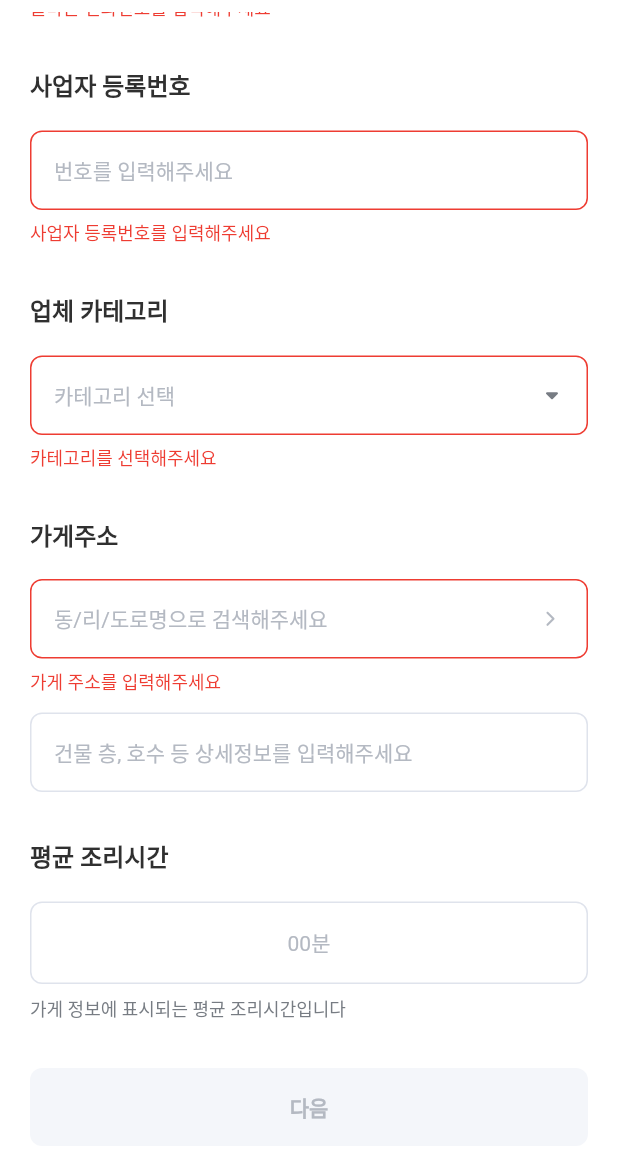
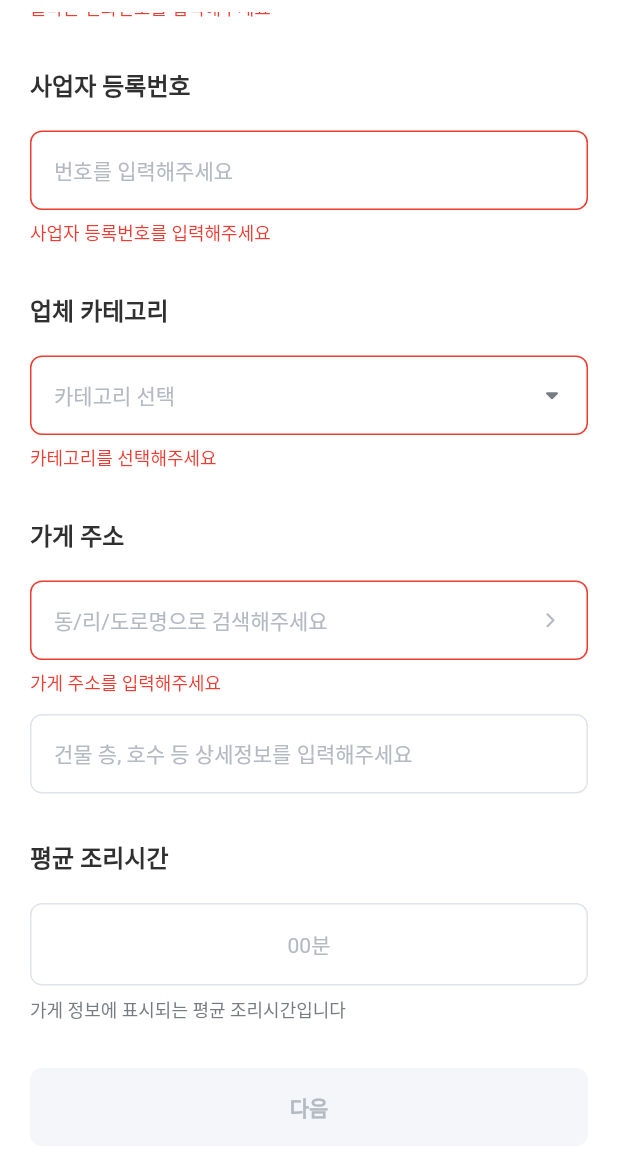
Before and after one commit to money-poly/kwangsaeng_seller, a Flutter app: the RegisterView screen opened directly, scrolled down 576 dp, after a tap on "다음", on a phone screen of 412 x 824 dp, the part 66-1236 px from its top. Run offline on Flutter 3.47's test engine with Material 2 defaults, Android fonts, the phone set to English and light mode, and no system bars; drawn by our look-alikes of flutter_styled_toast; our stand-ins replace equatable, extended_image, firebase_auth, firebase_core, flutter_dotenv, flutter_keyboard_visibility and 4 more; missing offline and left inert: remedi_kopo; accounts and stored records are empty; generated files the repository leaves out were written again; Roboto replaces fonts that are missing (Pretendard).

Commit message:
refactor: 불필요한 코드 삭제 및 오탈자 수정

```diff
--- a/lib/screens/join/join_view.dart
+++ b/lib/screens/join/join_view.dart
@@ -274,7 +274,6 @@ class JoinView extends StatelessWidget {
                             onTap: () {
                               viewModel.checkAreValid();
                               viewModel.formKey.currentState!.validate();
-                              // viewModel.switchIsSubmitted();
                             })),
               ),
               if (viewModel.isLoading) const LoadingPage()
--- a/lib/screens/join/join_view_model.dart
+++ b/lib/screens/join/join_view_model.dart
@@ -47,7 +47,6 @@ class JoinViewModel with ChangeNotifier {
   int get authTime => _authTime;
   bool? get authSuccess => _authSuccess;
 
-  // bool get isSubmitted => _isSubmitted;
   bool get areValidJoin => _areValidJoin;
   bool get isLoading => _isLoading;
 
@@ -74,11 +73,6 @@ class JoinViewModel with ChangeNotifier {
       checkAreValid();
     });
   }
-
-  // void switchIsSubmitted() {
-  //   _isSubmitted = true;
-  //   notifyListeners();
-  // }
 
   void changeAuthStatus(AuthNumberBtnType status) {
     switch (status) {
--- a/lib/screens/register/register_view.dart
+++ b/lib/screens/register/register_view.dart
@@ -164,7 +164,7 @@ class RegisterView extends StatelessWidget {
                                 ),
                               ),
                               const SizedBox(height: 20),
-                              const TextFieldTitle(title: "가게주소"),
+                              const TextFieldTitle(title: "가게 주소"),
                               GestureDetector(
                                 onTap: () async {
                                   KopoModel? model = await Navigator.push(
@@ -367,7 +367,7 @@ class RegisterView extends StatelessWidget {
                             viewModel.checkAreValidRegister();
                             if (viewModel.areValidRegister) {
                               viewModel.changeIsRegistering(true);
-                              if (await viewModel.regiseter()) {
+                              if (await viewModel.register()) {
                                 if (context.mounted) {
                                   Navigator.of(context).push(
                                     MaterialPageRoute(
--- a/lib/screens/register/register_view_model.dart
+++ b/lib/screens/register/register_view_model.dart
@@ -270,7 +270,7 @@ class RegisterViewModel with ChangeNotifier {
   }
 
   /* 가게 등록 */
-  Future<bool> regiseter() async {
+  Future<bool> register() async {
     if (await _service.registerStore(
         _nameController.text,
         _storeNameController.text,
```
